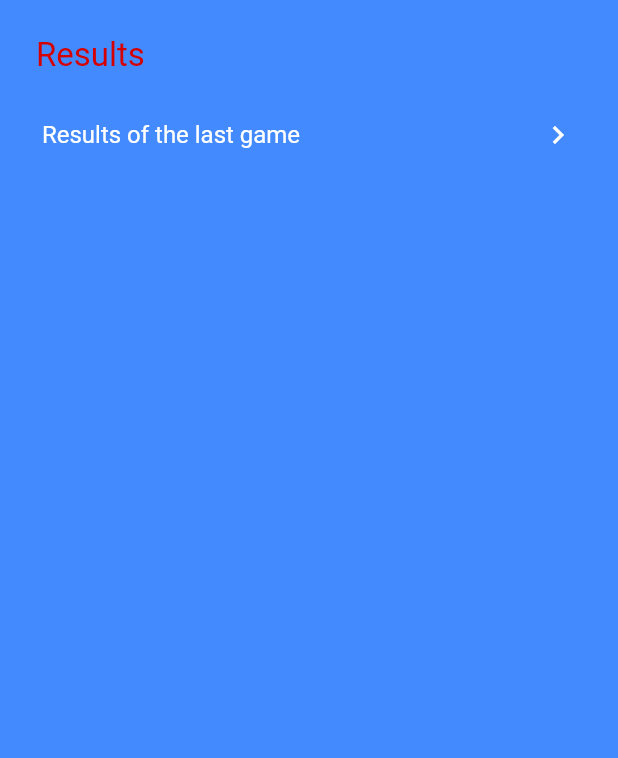
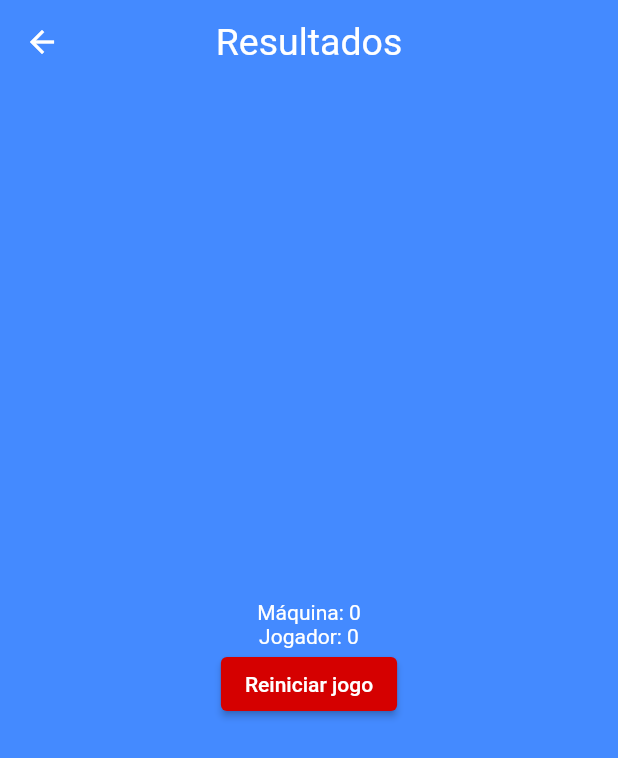
Before and after one commit to LeonMesquita/prod4_aval2_hang_game, a Flutter app: the ResultPage screen opened by its route, on a phone screen of 412 x 824 dp. Shown: the top 758 px of the screen. Run offline on Flutter 3.47's test engine with Material 2 defaults, Android fonts, the phone set to English and light mode, and no system bars; our stand-ins replace get, google_fonts.

Commit message:
definir vencedor e reiniciar partida

```diff
--- /dev/null
+++ b/lib/controllers/player_controller.dart
@@ -0,0 +1,18 @@
+import 'package:get/state_manager.dart';
+
+import '../models/player_model.dart';
+
+class PlayerController extends GetxController {
+  Rx<Player> player = Player().obs;
+  Rx<Player> machine = Player().obs;
+
+  void definePlayerVictory() {
+    player.value.incrementWins();
+    player.refresh();
+  }
+
+  void defineMachineVictory() {
+    machine.value.incrementWins();
+    machine.refresh();
+  }
+}
--- a/lib/main.dart
+++ b/lib/main.dart
@@ -1,5 +1,6 @@
 import 'package:flutter/material.dart';
 import 'package:prod4_aval2_hang_game/controllers/game_controller.dart';
+import 'package:prod4_aval2_hang_game/controllers/player_controller.dart';
 import 'package:prod4_aval2_hang_game/page_routes/app_pages.dart';
 import 'package:prod4_aval2_hang_game/pages/game_page/game_page.dart';
 import 'package:get/get.dart';
@@ -9,6 +10,7 @@ import 'package:prod4_aval2_hang_game/theme/theme.dart';
 
 void main() {
   Get.lazyPut<GameController>(() => GameController());
+  Get.lazyPut<PlayerController>(() => PlayerController());
   runApp(const MyApp());
 }
 
--- /dev/null
+++ b/lib/models/player_model.dart
@@ -0,0 +1,14 @@
+class Player {
+  int totalWins;
+  int totalLooses;
+
+  Player({this.totalWins = 0, this.totalLooses = 0});
+
+  void incrementWins() {
+    totalWins++;
+  }
+
+  void incrementLooses() {
+    totalLooses++;
+  }
+}
--- a/lib/page_routes/app_pages.dart
+++ b/lib/page_routes/app_pages.dart
@@ -11,7 +11,7 @@ abstract class AppPages {
     ),
     GetPage(
       name: PagesRoutes.resultPage,
-      page: () => const ResultPage(),
+      page: () => ResultPage(),
     ),
     GetPage(
       name: PagesRoutes.mainPage,
--- a/lib/pages/main_page.dart
+++ b/lib/pages/main_page.dart
@@ -11,9 +11,6 @@ import 'game_page/widgets/logo.dart';
 
 class HomePage extends StatelessWidget {
   HomePage({Key? key}) : super(key: key);
-
-  // instancia da lista de palavras
-  final wordsList = WordsBank();
 
 //
 //instancia do controlador do jogo que foi salva na memória ao iniciar o app
@@ -51,8 +48,6 @@ class HomePage extends StatelessWidget {
                 title: 'Play',
                 color: Colors.white,
                 action: () {
-                  final selectedWord = wordsList.chooseWord();
-                  gameController.setWord(selectedWord.word, selectedWord.hint);
                   Get.offNamed(PagesRoutes.gamePage);
                 }),
             StartButton(title: 'Result', color: HangTheme.color, action: () {}),
--- a/lib/pages/result_page/result_page.dart
+++ b/lib/pages/result_page/result_page.dart
@@ -1,34 +1,36 @@
 import 'package:flutter/material.dart';
+import 'package:get/get.dart';
+import 'package:prod4_aval2_hang_game/controllers/game_controller.dart';
+import 'package:prod4_aval2_hang_game/controllers/player_controller.dart';
+import 'package:prod4_aval2_hang_game/page_routes/app_pages.dart';
 import 'package:prod4_aval2_hang_game/theme/theme.dart';
 
 class ResultPage extends StatelessWidget {
-  const ResultPage({Key? key}) : super(key: key);
+  ResultPage({Key? key}) : super(key: key);
+  final playerController = Get.find<PlayerController>();
+  final gameController = Get.find<GameController>();
 
   @override
   Widget build(BuildContext context) {
     return Scaffold(
+      appBar: AppBar(
+        title: const Text('Resultados'),
+      ),
       backgroundColor: Colors.blueAccent,
       body: Padding(
         padding: const EdgeInsets.all(12.0),
-        child: Column(
-          crossAxisAlignment: CrossAxisAlignment.start,
-          children: [
-            const Padding(
-              padding: EdgeInsets.all(12),
-              child: Text(
-                'Results',
-                style: TextStyle(
-                  color: HangTheme.color,
-                  fontSize: 22,
-                ),
-              ),
+        child: Center(
+          child: Column(mainAxisAlignment: MainAxisAlignment.center, children: [
+            Text('Máquina: ${playerController.machine.value.totalWins}'),
+            Text('Jogador: ${playerController.player.value.totalWins}'),
+            ElevatedButton(
+              onPressed: () {
+                gameController.reseteGame();
+                Get.offNamed(PagesRoutes.gamePage);
+              },
+              child: Text('Reiniciar jogo'),
             ),
-            ListTile(
-              title: const Text('Results of the last game'),
-              trailing: const Icon(Icons.chevron_right),
-            ),
-            const SizedBox(height: 60),
-          ],
+          ]),
         ),
       ),
     );
```
Also changed, not shown: lib/controllers/game_controller.dart (+25 -3 lines), lib/pages/game_page/game_page.dart (+4 -3 lines), lib/pages/game_page/widgets/alphabet_buttons.dart (+7 -0 lines).
